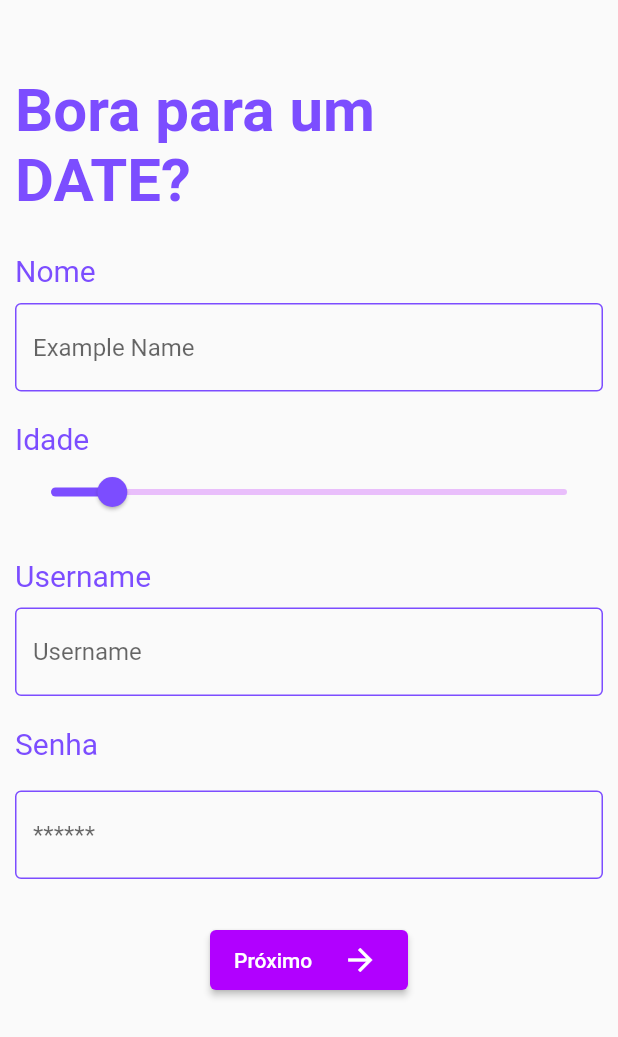
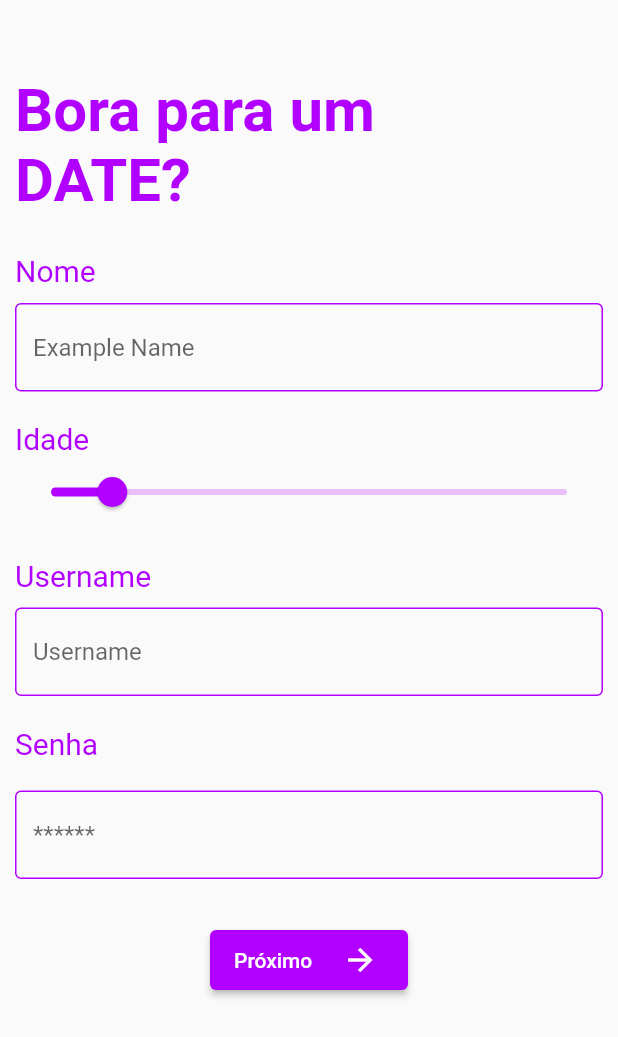
Before and after one commit to joao-vitor-machado/date-ideas-app, a Flutter app: the CadastroScreen screen opened directly, on a phone screen of 412 x 824 dp. Shown: the top 1037 px of the screen. Run offline on Flutter 3.47's test engine with Material 2 defaults, Android fonts, the phone set to English and light mode, and no system bars; our stand-ins replace bloc, carousel_slider; missing offline and left inert: flutter_number_picker.

Commit message:
corrigindo cores

```diff
--- a/lib/main.dart
+++ b/lib/main.dart
@@ -19,10 +19,14 @@ class MyApp extends StatelessWidget {
   @override
   Widget build(BuildContext context) {
     return MaterialApp(
-      initialRoute: MainScreen.route,
+      initialRoute: EditarPreferenciasScreen.route,
       routes: {
         LoginScreen.route : (context) => const LoginScreen(),
         MainScreen.route  : (context) => const MainScreen(),
+        CadastroScreen.route: (context) => CadastroScreen(),
+        PreferenciasScreen.route: (context) => PreferenciasScreen(),
+        EditarPerfilScreen.route: (context) => EditarPerfilScreen(),
+        EditarPreferenciasScreen.route: (context) => EditarPreferenciasScreen(),
       },
       title: 'Flutter Demo',
       theme: tema.copyWith(
--- a/lib/view/cadastro_screen.dart
+++ b/lib/view/cadastro_screen.dart
@@ -15,54 +15,53 @@ class CadastroScreen extends StatelessWidget {
 
   @override
   Widget build(BuildContext context) {
+    final tema = Theme.of(context).colorScheme;
     return Scaffold(
       body: Container(
           padding: const EdgeInsets.fromLTRB(10, 50, 10, 0),
           child: ListView(
             children: [
               Container(
-                  child: const Text(
+                  child: Text(
                 "Bora para um",
                 style: TextStyle(
                     fontWeight: FontWeight.bold,
                     fontSize: 40,
-                    color: Colors.deepPurpleAccent),
+                    color: tema.primary),
               )),
               Container(
-                  child: const Text(
+                  child: Text(
                 "DATE?",
                 style: TextStyle(
                     fontWeight: FontWeight.bold,
                     fontSize: 40,
-                    color: Colors.deepPurpleAccent),
+                    color: tema.primary),
               )),
               Container(
-                padding: const EdgeInsets.fromLTRB(0, 25, 0, 0),
+                padding: EdgeInsets.fromLTRB(0, 25, 0, 0),
                 child: Form(
                   key: formKey,
                   child: Column(
                     children: [
-                      const Align(
+                      Align(
                         alignment: Alignment.centerLeft,
                         child: Text(
                           "Nome",
-                          style: TextStyle(
-                              fontSize: 20, color: Colors.deepPurpleAccent),
+                          style: TextStyle(fontSize: 20, color: tema.primary),
                         ),
                       ),
                       const SizedBox(
                         height: 10,
                       ),
-                      nameFormField(),
+                      nameFormField(context),
                       const SizedBox(
                         height: 20,
                       ),
-                      const Align(
+                      Align(
                         alignment: Alignment.centerLeft,
                         child: Text(
                           "Idade",
-                          style: TextStyle(
-                              fontSize: 20, color: Colors.deepPurpleAccent),
+                          style: TextStyle(fontSize: 20, color: tema.primary),
                         ),
                       ),
                       //slider
@@ -70,31 +69,29 @@ class CadastroScreen extends StatelessWidget {
                       const SizedBox(
                         height: 20,
                       ),
-                      const Align(
+                      Align(
                           alignment: Alignment.centerLeft,
                           child: Text(
                             "Username",
-                            style: TextStyle(
-                                fontSize: 20, color: Colors.deepPurpleAccent),
+                            style: TextStyle(fontSize: 20, color: tema.primary),
                           )),
                       const SizedBox(
                         height: 10,
                       ),
-                      usernameFormField(),
+                      usernameFormField(context),
                       const SizedBox(
                         height: 20,
                       ),
-                      const Align(
+                      Align(
                           alignment: Alignment.centerLeft,
                           child: Text(
                             "Senha",
-                            style: TextStyle(
-                                fontSize: 20, color: Colors.deepPurpleAccent),
+                            style: TextStyle(fontSize: 20, color: tema.primary),
                           )),
                       const SizedBox(
                         height: 20,
                       ),
-                      passwordFormField(),
+                      passwordFormField(context),
                       const SizedBox(
                         height: 30,
                       ),
@@ -108,23 +105,26 @@ class CadastroScreen extends StatelessWidget {
     );
   }
 
-  Widget nameFormField() {
+  Widget nameFormField(BuildContext context) {
+    final tema = Theme.of(context).colorScheme;
     return TextFormField(
       keyboardType: TextInputType.name,
       onSaved: (String? inValue) {
         loginData.name = inValue ?? "";
       },
-      decoration: const InputDecoration(
+      decoration: InputDecoration(
         enabledBorder: OutlineInputBorder(
             borderSide: BorderSide(
-          color: Colors.deepPurpleAccent,
+          color: tema.primary,
         )),
         hintText: "Example Name",
       ),
     );
   }
 
-  Widget usernameFormField() {
+  Widget usernameFormField(BuildContext context) {
+    final tema = Theme.of(context).colorScheme;
+
     return TextFormField(
       keyboardType: TextInputType.name,
       validator: (String? inValue) {
@@ -138,17 +138,19 @@ class CadastroScreen extends StatelessWidget {
       onSaved: (String? inValue) {
         loginData.username = inValue ?? "";
       },
-      decoration: const InputDecoration(
+      decoration: InputDecoration(
         enabledBorder: OutlineInputBorder(
             borderSide: BorderSide(
-          color: Colors.deepPurpleAccent,
+          color: tema.primary,
         )),
         hintText: "Username",
       ),
     );
   }
 
-  Widget passwordFormField() {
+  Widget passwordFormField(BuildContext context) {
+    final tema = Theme.of(context).colorScheme;
+
     return TextFormField(
       obscureText: true,
       validator: (String? inValue) {
@@ -162,10 +164,10 @@ class CadastroScreen extends StatelessWidget {
       onSaved: (String? inValue) {
         loginData.password = inValue ?? "";
       },
-      decoration: const InputDecoration(
+      decoration: InputDecoration(
         enabledBorder: OutlineInputBorder(
             borderSide: BorderSide(
-          color: Colors.deepPurpleAccent,
+          color: tema.primary,
         )),
         hintText: "******",
       ),
--- a/lib/view/login_screen.dart
+++ b/lib/view/login_screen.dart
@@ -1,4 +1,6 @@
 import 'package:flutter/material.dart';
+import 'package:trabalho_fibal_mob_2022/view/cadastro_screen.dart';
+import 'package:trabalho_fibal_mob_2022/view/main_screen.dart';
 
 class LoginScreen extends StatelessWidget {
   static const route = "/";
@@ -68,7 +70,7 @@ class LoginScreen extends StatelessWidget {
                   Padding(
                     padding: EdgeInsets.all(8.0),
                     child: GestureDetector(
-                        onTap: (){},
+                        onTap: () => Navigator.pushNamed(context, CadastroScreen.route),
                         child: Container(
                           alignment: Alignment.centerLeft,
                           child: const Text("Não possui cadastro ainda?",
@@ -99,7 +101,7 @@ class LoginScreen extends StatelessWidget {
                   style: TextStyle(
                       color: tema.secondary
                   ),),
-                onPressed: (){}),
+                onPressed: () => Navigator.pushNamed(context, MainScreen.route)),
           ],
         ),
       ),
--- a/lib/widgets/checkbox_widget.dart
+++ b/lib/widgets/checkbox_widget.dart
@@ -14,6 +14,8 @@ class CheckBoxState extends State<CheckBox> {
 
   @override
   Widget build(BuildContext context) {
+    final tema = Theme.of(context).colorScheme;
+
     Color getColor(Set<MaterialState> states) {
       const Set<MaterialState> interactiveStates = <MaterialState>{
         MaterialState.pressed,
@@ -23,7 +25,7 @@ class CheckBoxState extends State<CheckBox> {
       if (states.any(interactiveStates.contains)) {
         return Colors.grey;
       }
-      return Colors.deepPurpleAccent;
+      return tema.primary;
     }
 
     return Checkbox(
--- a/lib/widgets/radio_button_widget.dart
+++ b/lib/widgets/radio_button_widget.dart
@@ -19,13 +19,14 @@ class RadioButtonState extends State<RadioButton> {
 
   @override
   Widget build(BuildContext context) {
+    final tema = Theme.of(context).colorScheme;
     return Column(
       children: <Widget>[
         ListTile(
           title: const Text('Sim',
               style: TextStyle(fontSize: 16, color: Colors.grey)),
           leading: Radio<Alcohol>(
-            activeColor: Colors.deepPurpleAccent,
+            activeColor: tema.primary,
             value: Alcohol.sim,
             groupValue: widget.alcohol,
             onChanged: (Alcohol? value) {
@@ -39,7 +40,7 @@ class RadioButtonState extends State<RadioButton> {
           title: const Text('Não',
               style: TextStyle(fontSize: 16, color: Colors.grey)),
           leading: Radio<Alcohol>(
-            activeColor: Colors.deepPurpleAccent,
+            activeColor: tema.primary,
             value: Alcohol.nao,
             groupValue: widget.alcohol,
             onChanged: (Alcohol? value) {
--- a/lib/widgets/slider_bar_widget.dart
+++ b/lib/widgets/slider_bar_widget.dart
@@ -16,8 +16,9 @@ class SliderBarState extends State<SliderBar> {
 
   @override
   Widget build(BuildContext context) {
+    final tema = Theme.of(context).colorScheme;
     return Slider(
-      activeColor: Colors.deepPurpleAccent,
+      activeColor: tema.primary,
       min: 10,
       max: 80,
       value: _sliderValue,
```
Also changed, not shown: lib/view/editar_perfil_screen.dart (+28 -26 lines), lib/view/editar_preferencias_screen.dart (+21 -20 lines), lib/view/preferencias_screen.dart (+27 -18 lines), lib/widgets/date_card.dart (+29 -16 lines), lib/widgets/drawer_widget.dart (+17 -5 lines), lib/widgets/drop_down_widget.dart (+4 -9 lines).
